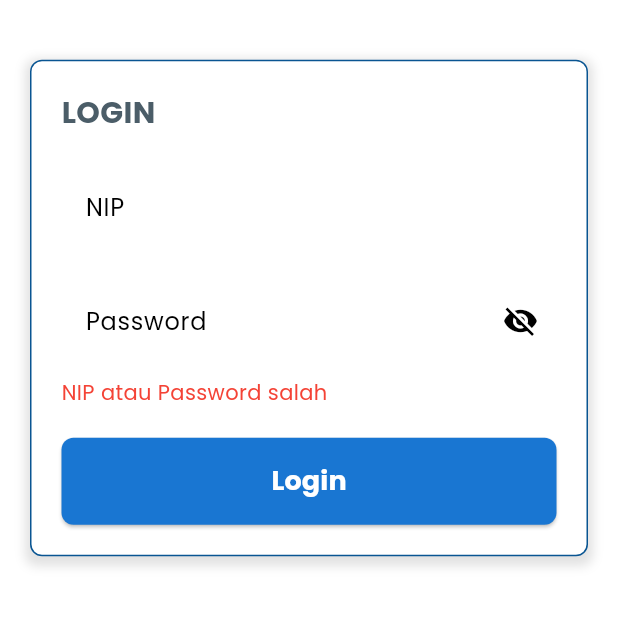
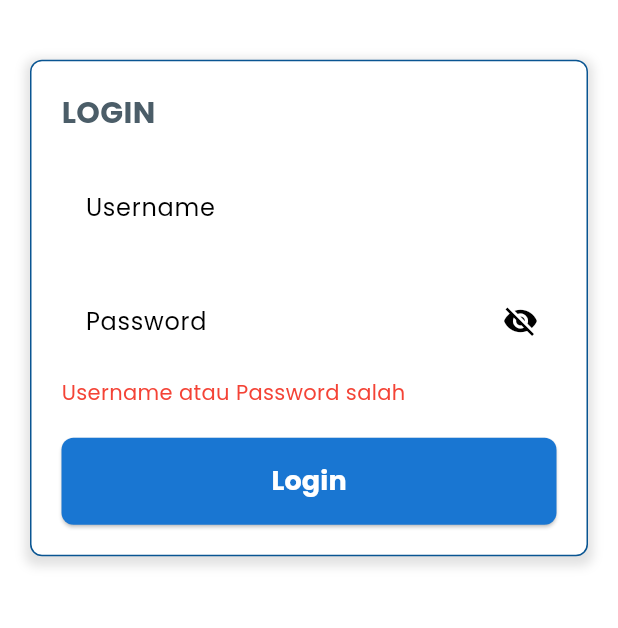
Before and after one commit to fitrianur2411/sipasti, a Flutter app: the LoginPage screen opened directly, after a tap on "Login", on a phone screen of 412 x 824 dp, the part 460-1088 px from its top. Run offline on Flutter 3.47's test engine with Material 3 defaults, Android fonts, the phone set to English and light mode, and no system bars; our stand-ins replace google_fonts, image_picker.

Commit message:
Update login

```diff
--- a/lib/login_page.dart
+++ b/lib/login_page.dart
@@ -10,7 +10,7 @@ class LoginPage extends StatefulWidget {
 }
 
 class _LoginPageState extends State<LoginPage> {
-  final _nipController = TextEditingController();
+  final _usernameController = TextEditingController();
   final _passwordController = TextEditingController();
   bool _isPasswordVisible = false;
   String _errorMessage = '';
@@ -24,18 +24,18 @@ class _LoginPageState extends State<LoginPage> {
 
     await Future.delayed(const Duration(seconds: 1));
 
-    if (_nipController.text == '12345678' &&
-        _passwordController.text == 'dosen') {
+    if (_usernameController.text == 'Dosen42' &&
+        _passwordController.text == '12345678') {
       // Navigasi ke halaman HomePage jika login berhasil
       Navigator.pushReplacement(
         context,
         MaterialPageRoute(
-          builder: (context) => HomePage(username: _nipController.text),
+          builder: (context) => HomePage(username: _usernameController.text),
         ),
       );
     } else {
       setState(() {
-        _errorMessage = 'NIP atau Password salah';
+        _errorMessage = 'Username atau Password salah';
         _isLoading = false;
       });
     }
@@ -101,10 +101,10 @@ class _LoginPageState extends State<LoginPage> {
                         ),
                         const SizedBox(height: 20),
                         TextField(
-                          controller: _nipController,
+                          controller: _usernameController,
                           decoration: InputDecoration(
-                            labelText: 'NIP',
-                            hintText: 'Masukkan NIP',
+                            labelText: 'Username',
+                            hintText: 'Masukkan Username',
                             border: OutlineInputBorder(
                               borderRadius: BorderRadius.circular(8),
                             ),
```
